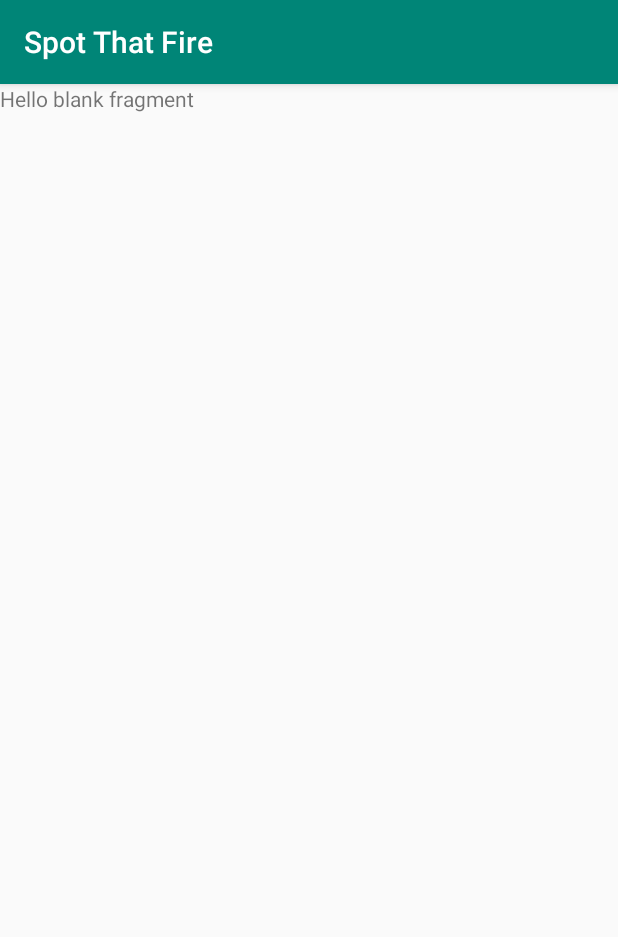
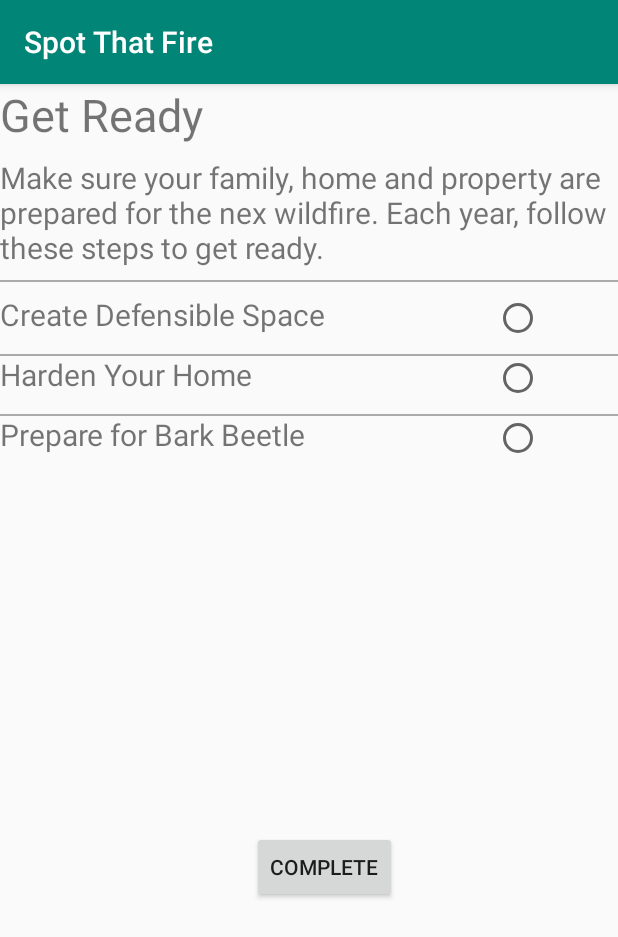
Before and after one commit to Kiarasht/SpotThatFire, an Android app: the fragment ReadyFragment shown on its own in the app's theme, on a phone screen of 412 x 824 dp. Shown: the top 937 px of the screen. Run offline under Robolectric (Android 15) with nearby library versions, the phone set to English and light mode, and no system bars.

Commit message:
ready prep is almost done.

```diff
--- a/app/src/main/java/com/restart/spotthatfire/ui/notifications/go/GoFragment.java
+++ b/app/src/main/java/com/restart/spotthatfire/ui/notifications/go/GoFragment.java
@@ -12,6 +12,6 @@ import androidx.fragment.app.Fragment;
 public class GoFragment extends Fragment {
     @Override
     public View onCreateView(LayoutInflater inflater, ViewGroup container, Bundle savedInstanceState) {
-        return inflater.inflate(R.layout.fragment_ready, container, false);
+        return inflater.inflate(R.layout.fragment_go, container, false);
     }
 }
--- a/app/src/main/java/com/restart/spotthatfire/ui/notifications/set/SetFragment.java
+++ b/app/src/main/java/com/restart/spotthatfire/ui/notifications/set/SetFragment.java
@@ -12,6 +12,6 @@ import androidx.fragment.app.Fragment;
 public class SetFragment extends Fragment {
     @Override
     public View onCreateView(LayoutInflater inflater, ViewGroup container, Bundle savedInstanceState) {
-        return inflater.inflate(R.layout.fragment_ready, container, false);
+        return inflater.inflate(R.layout.fragment_set, container, false);
     }
 }
--- /dev/null
+++ b/app/src/main/res/layout/fragment_go.xml
@@ -0,0 +1,6 @@
+<?xml version="1.0" encoding="utf-8"?>
+<LinearLayout xmlns:android="http://schemas.android.com/apk/res/android"
+    android:orientation="vertical" android:layout_width="match_parent"
+    android:layout_height="match_parent">
+
+</LinearLayout>
--- a/app/src/main/res/layout/fragment_ready.xml
+++ b/app/src/main/res/layout/fragment_ready.xml
@@ -1,14 +1,150 @@
 <?xml version="1.0" encoding="utf-8"?>
-<FrameLayout xmlns:android="http://schemas.android.com/apk/res/android"
+<androidx.constraintlayout.widget.ConstraintLayout xmlns:android="http://schemas.android.com/apk/res/android"
+    xmlns:app="http://schemas.android.com/apk/res-auto"
     xmlns:tools="http://schemas.android.com/tools"
     android:layout_width="match_parent"
-    android:layout_height="match_parent"
-    tools:context=".ui.notifications.ready.ReadyFragment">
+    android:layout_height="match_parent">
 
-    <!-- TODO: Update blank fragment layout -->
     <TextView
+        android:id="@+id/ready1Header"
         android:layout_width="match_parent"
-        android:layout_height="match_parent"
-        android:text="@string/hello_blank_fragment" />
+        android:layout_height="wrap_content"
+        android:layout_weight="1"
+        android:text="Get Ready"
+        android:textSize="30sp"
+        app:layout_constraintTop_toTopOf="parent"
+        app:layout_constraintStart_toStartOf="parent" />
 
-</FrameLayout>
+    <TextView
+        android:id="@+id/ready1Desc"
+        android:layout_width="wrap_content"
+        android:layout_height="wrap_content"
+        android:layout_marginTop="8dp"
+        android:text="Make sure your family, home and property are prepared for the nex wildfire. Each year, follow these steps to get ready."
+        android:textSize="20sp"
+        app:layout_constraintEnd_toEndOf="parent"
+        app:layout_constraintStart_toStartOf="parent"
+        app:layout_constraintTop_toBottomOf="@+id/ready1Header" />
+
+    <View
+        android:id="@+id/view1"
+        android:layout_width="match_parent"
+        android:layout_height="1dp"
+        android:layout_marginTop="8dp"
+        android:background="@android:color/darker_gray"
+        app:layout_constraintEnd_toEndOf="parent"
+        app:layout_constraintStart_toStartOf="parent"
+        app:layout_constraintTop_toBottomOf="@+id/ready1Desc" />
+
+    <LinearLayout
+        android:id="@+id/defensePlan"
+        android:layout_width="match_parent"
+        android:layout_height="wrap_content"
+        android:layout_marginTop="8dp"
+        android:orientation="horizontal"
+        android:weightSum="100"
+        app:layout_constraintEnd_toEndOf="parent"
+        app:layout_constraintStart_toStartOf="parent"
+        app:layout_constraintTop_toBottomOf="@+id/view1">
+
+        <TextView
+            android:id="@+id/defPlanDesc"
+            android:layout_width="0dp"
+            android:layout_height="wrap_content"
+            android:layout_weight="80"
+            android:text="Create Defensible Space"
+            android:textSize="20sp" />
+
+        <RadioButton
+            android:id="@+id/radioButton3"
+            android:layout_width="0dp"
+            android:layout_height="wrap_content"
+            android:layout_weight="20" />
+
+    </LinearLayout>
+
+    <View
+        android:id="@+id/view2"
+        android:layout_width="match_parent"
+        android:layout_height="1dp"
+        android:layout_marginTop="8dp"
+        android:background="@android:color/darker_gray"
+        app:layout_constraintEnd_toEndOf="parent"
+        app:layout_constraintStart_toStartOf="parent"
+        app:layout_constraintTop_toBottomOf="@+id/defensePlan" />
+
+    <LinearLayout
+        android:id="@+id/harden"
+        android:layout_width="match_parent"
+        android:layout_height="wrap_content"
+        android:layout_marginTop="8dp"
+        android:orientation="horizontal"
+        android:weightSum="100"
+        app:layout_constraintEnd_toEndOf="parent"
+        app:layout_constraintStart_toStartOf="parent"
+        app:layout_constraintTop_toBottomOf="@+id/defensePlan">
+
+        <TextView
+            android:id="@+id/hardenDesc"
+            android:layout_width="0dp"
+            android:layout_height="wrap_content"
+            android:layout_weight="80"
+            android:text="Harden Your Home"
+            android:textSize="20sp" />
+
+        <RadioButton
+            android:id="@+id/radioButton2"
+            android:layout_width="0dp"
+            android:layout_height="wrap_content"
+            android:layout_weight="20" />
+
+    </LinearLayout>
+
+    <View
+        android:id="@+id/view3"
+        android:layout_width="match_parent"
+        android:layout_height="1dp"
+        android:layout_marginTop="8dp"
+        android:background="@android:color/darker_gray"
+        app:layout_constraintEnd_toEndOf="parent"
+        app:layout_constraintStart_toStartOf="parent"
+        app:layout_constraintTop_toBottomOf="@+id/harden"/>
+
+    <LinearLayout
+        android:id="@+id/beetlePrep"
+        android:layout_width="match_parent"
+        android:layout_height="wrap_content"
+        android:layout_marginTop="8dp"
+        android:orientation="horizontal"
+        android:weightSum="100"
+        app:layout_constraintEnd_toEndOf="parent"
+        app:layout_constraintStart_toStartOf="parent"
+        app:layout_constraintTop_toBottomOf="@+id/harden">
+
+        <TextView
+            android:id="@+id/beetlePrepDesc"
+            android:layout_width="0dp"
+            android:layout_height="wrap_content"
+            android:layout_weight="80"
+            android:text="Prepare for Bark Beetle"
+            android:textSize="20sp" />
+
+        <RadioButton
+            android:id="@+id/radioButton"
+            android:layout_width="0dp"
+            android:layout_height="wrap_content"
+            android:layout_weight="20" />
+
+    </LinearLayout>
+
+    <Button
+        android:id="@+id/grayButton"
+        android:layout_width="wrap_content"
+        android:layout_height="wrap_content"
+        android:layout_marginStart="168dp"
+        android:layout_marginBottom="222dp"
+        android:text="Complete"
+        app:layout_constraintBottom_toBottomOf="parent"
+        app:layout_constraintStart_toStartOf="parent" />
+
+</androidx.constraintlayout.widget.ConstraintLayout>
--- /dev/null
+++ b/app/src/main/res/layout/fragment_set.xml
@@ -0,0 +1,6 @@
+<?xml version="1.0" encoding="utf-8"?>
+<LinearLayout xmlns:android="http://schemas.android.com/apk/res/android"
+    android:orientation="vertical" android:layout_width="match_parent"
+    android:layout_height="match_parent">
+
+</LinearLayout>
```
Also changed, not shown: 1936 other files.
